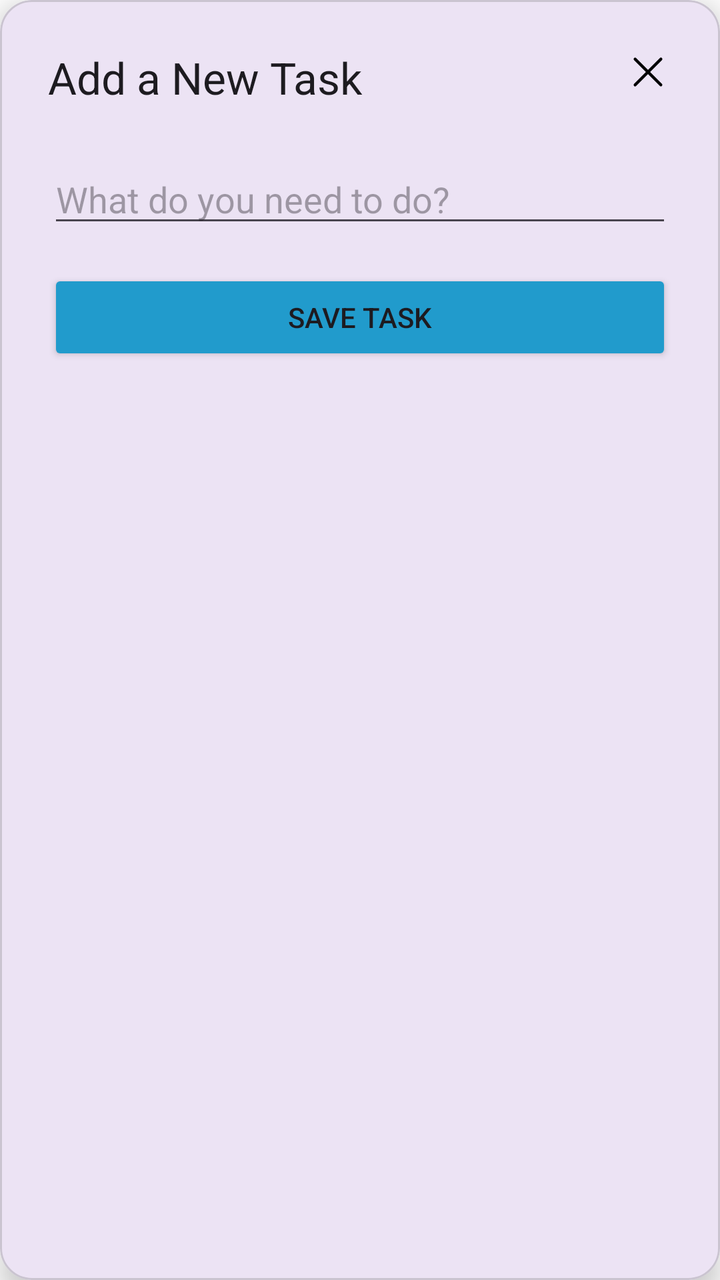
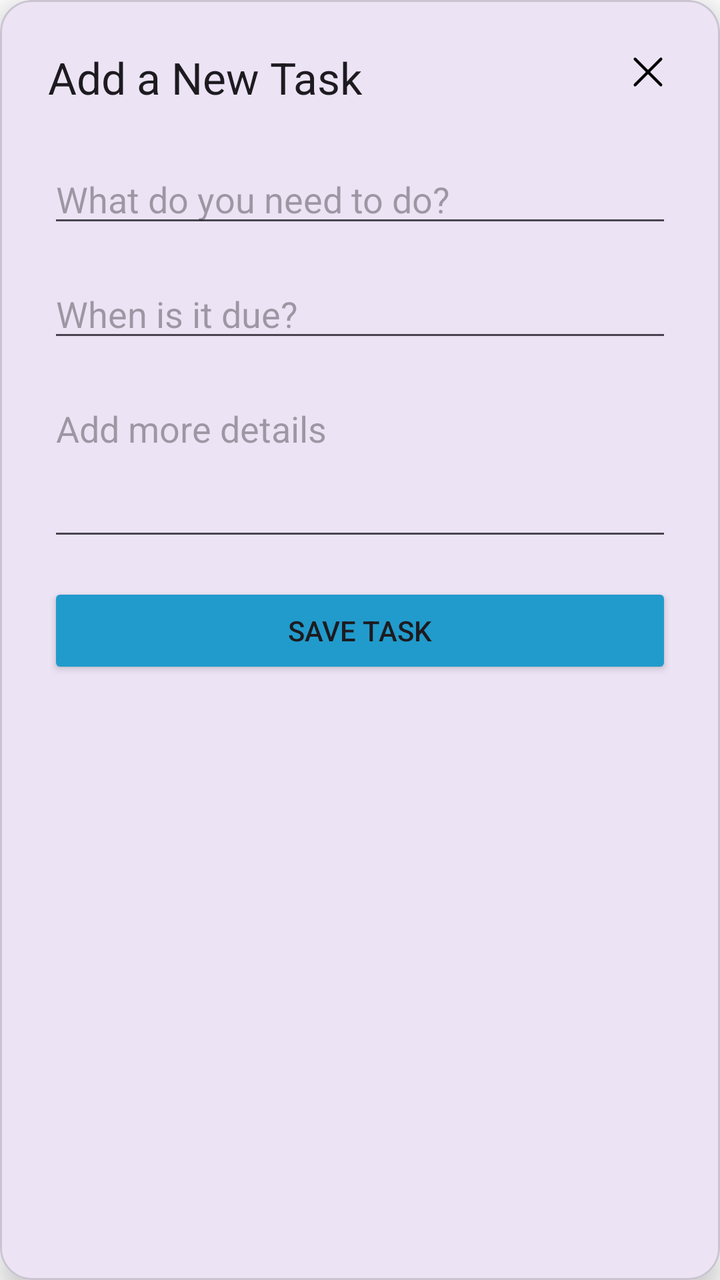

Two renders of the same Android screen: before a commit and after it. Below are the layout's source before the change and the commit's diff.
<!-- AndroidManifest.xml: activity theme Theme.TodoJava.DialogActivity -->
<!-- res/layout/activity_add_task.xml -->
<?xml version="1.0" encoding="utf-8"?>
<com.google.android.material.card.MaterialCardView xmlns:android="http://schemas.android.com/apk/res/android"
    xmlns:app="http://schemas.android.com/apk/res-auto"
    xmlns:tools="http://schemas.android.com/tools"
    android:layout_width="match_parent"
    android:layout_height="wrap_content"
    android:layout_gravity="center"
    android:layout_margin="24dp"
    app:cardCornerRadius="16dp"
    app:cardElevation="8dp"
    tools:context=".tasks.AddTaskActivity">

    
    <androidx.constraintlayout.widget.ConstraintLayout
        android:layout_width="match_parent"
        android:layout_height="wrap_content"
        android:padding="24dp">

        <ImageButton
            android:id="@+id/buttonClose"
            android:layout_width="wrap_content"
            android:layout_height="wrap_content"
            android:background="?attr/selectableItemBackgroundBorderless"
            android:contentDescription="Close"
            android:src="@drawable/ic_close"
            app:layout_constraintEnd_toEndOf="parent"
            app:layout_constraintTop_toTopOf="parent" />

        <TextView
            android:id="@+id/tvAddTaskTitle"
            android:layout_width="wrap_content"
            android:layout_height="wrap_content"
            android:text="Add a New Task"
            android:textAppearance="@style/TextAppearance.Material3.TitleLarge"
            app:layout_constraintStart_toStartOf="parent"
            app:layout_constraintTop_toTopOf="parent" />

        <EditText
            android:id="@+id/etTaskTitle"
            android:layout_width="0dp"
            android:layout_height="wrap_content"
            android:layout_marginTop="24dp"
            android:hint="What do you need to do?"
            android:inputType="textCapSentences"
            app:layout_constraintEnd_toEndOf="parent"
            app:layout_constraintStart_toStartOf="parent"
            app:layout_constraintTop_toBottomOf="@id/tvAddTaskTitle" />

        <Button
            android:id="@+id/buttonSaveTask"
            android:layout_width="0dp"
            android:layout_height="wrap_content"
            android:layout_marginTop="16dp"
            android:backgroundTint="@color/material_dynamic_primary60"
            android:text="Save Task"
            app:layout_constraintEnd_toEndOf="parent"
            app:layout_constraintStart_toStartOf="parent"
            app:layout_constraintTop_toBottomOf="@id/etTaskTitle" />

    </androidx.constraintlayout.widget.ConstraintLayout>

</com.google.android.material.card.MaterialCardView>
<!-- resources referenced by this layout -->
<resources>
  <!-- drawable ic_close (drawable) -->
  <vector xmlns:android="http://schemas.android.com/apk/res/android" android:height="24dp" android:viewportHeight="1024" android:viewportWidth="1024" android:width="24dp">
        
      <path android:fillColor="#000000" android:pathData="M764.3,214.6 L512,466.9 259.7,214.6a31.9,31.9 0,0 0,-45.1 45.1L466.8,512 214.5,764.2a31.9,31.9 0,1 0,45.1 45.2L512,557.2l252.3,252.3a31.9,31.9 0,0 0,45.1 -45.1L557.1,512.1l252.3,-252.4a31.9,31.9 0,1 0,-45.1 -45.2z"/>
      
  </vector>
  <style name="Theme.TodoJava.DialogActivity" parent="Theme.Material3.DayNight.NoActionBar">
          
          <item name="android:windowBackground">@android:color/transparent</item>
          <item name="android:windowIsTranslucent">true</item>
          <item name="android:windowNoTitle">true</item>
          
          <item name="android:windowTranslucentStatus">true</item>
      </style>
</resources>

<!-- the commit's change to res/layout/activity_add_task.xml (unified diff, before → after) -->
@@ -10,7 +10,6 @@
     app:cardElevation="8dp"
     tools:context=".tasks.AddTaskActivity">
 
-    
     <androidx.constraintlayout.widget.ConstraintLayout
         android:layout_width="match_parent"
         android:layout_height="wrap_content"
@@ -46,6 +45,32 @@
             app:layout_constraintStart_toStartOf="parent"
             app:layout_constraintTop_toBottomOf="@id/tvAddTaskTitle" />
 
+        <EditText
+            android:id="@+id/etTaskDueDate"
+            android:layout_width="0dp"
+            android:layout_height="wrap_content"
+            android:layout_marginTop="16dp"
+            android:hint="When is it due?"
+            android:inputType="none"
+            android:focusable="false"
+            android:clickable="true"
+            app:layout_constraintEnd_toEndOf="parent"
+            app:layout_constraintStart_toStartOf="parent"
+            app:layout_constraintTop_toBottomOf="@id/etTaskTitle" />
+
+        <EditText
+            android:id="@+id/etTaskDetails"
+            android:layout_width="0dp"
+            android:layout_height="wrap_content"
+            android:layout_marginTop="16dp"
+            android:gravity="top"
+            android:hint="Add more details"
+            android:inputType="textMultiLine"
+            android:minLines="3"
+            app:layout_constraintEnd_toEndOf="parent"
+            app:layout_constraintStart_toStartOf="parent"
+            app:layout_constraintTop_toBottomOf="@id/etTaskDueDate" />
+
         <Button
             android:id="@+id/buttonSaveTask"
             android:layout_width="0dp"
@@ -55,7 +80,7 @@
             android:text="Save Task"
             app:layout_constraintEnd_toEndOf="parent"
             app:layout_constraintStart_toStartOf="parent"
-            app:layout_constraintTop_toBottomOf="@id/etTaskTitle" />
+            app:layout_constraintTop_toBottomOf="@id/etTaskDetails" />
 
     </androidx.constraintlayout.widget.ConstraintLayout>
 
